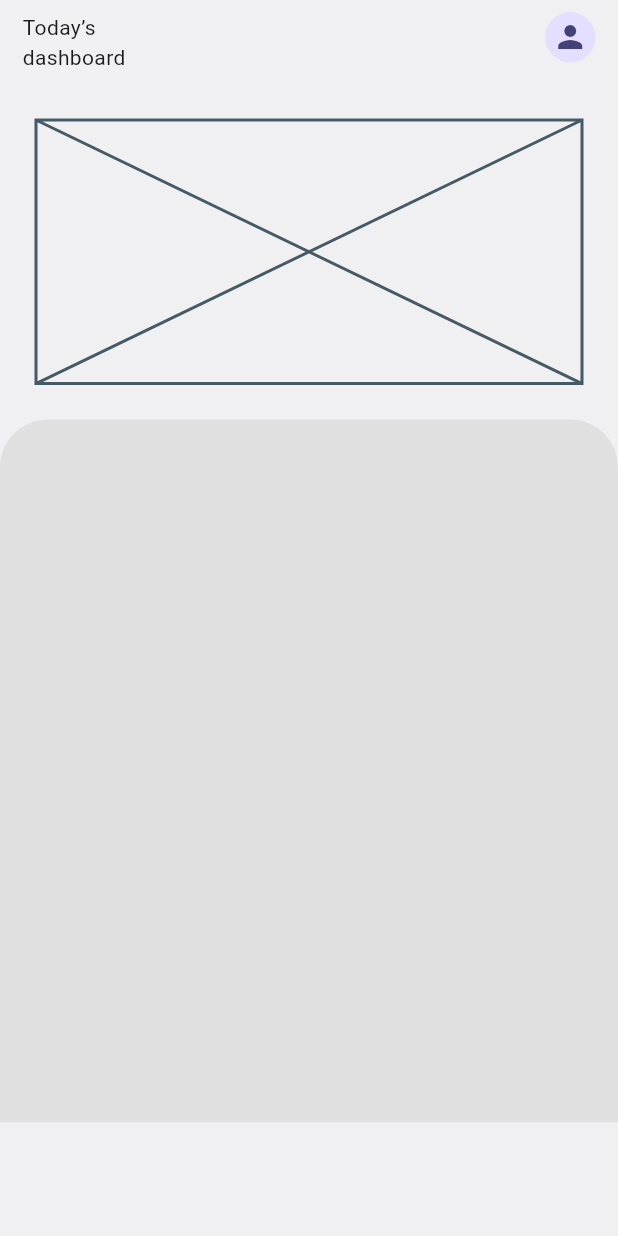
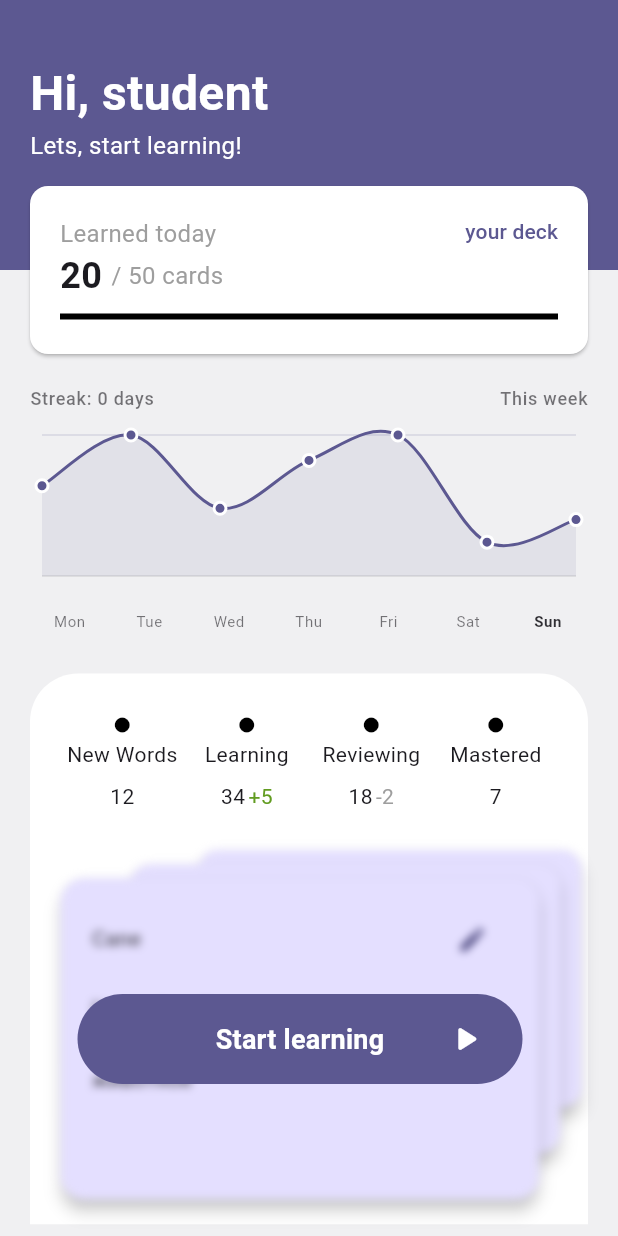
Before and after one commit to Alex-Yu21/flashcards_v2, a Flutter app: the HomeView screen opened directly, on a phone screen of 412 x 824 dp. Run offline on Flutter 3.47's test engine with Material 3 defaults, Android fonts, the phone set to English and light mode, and no system bars; drawn by our look-alikes of flutter_card_swiper; our stand-ins replace firebase_auth, firebase_core; accounts and stored records are empty; generated files the repository leaves out were written again; statements that could not run were skipped.

Commit message:
style/refactoe: home view

```diff
--- a/lib/core/theme/app_colors.dart
+++ b/lib/core/theme/app_colors.dart
@@ -34,6 +34,7 @@ class AppColors {
       surface: isDark ? _bgDark : _bgLight,
       onSurfaceVariant: isDark ? _mutedDark : _mutedLight,
       surfaceContainerLowest: isDark ? _cardDark : _cardLight,
+      surfaceContainerLow: isDark ? _cardDark : _cardLight,
     );
   }
 
--- /dev/null
+++ b/lib/features/learning/presentation/views/home_view.dart
@@ -0,0 +1,217 @@
+import 'package:flashcards_v2/features/learning/domain/entities/flashcarde.dart';
+import 'package:flashcards_v2/features/learning/presentation/widgets/dot_status_widget.dart';
+import 'package:flashcards_v2/features/learning/presentation/widgets/start_learning_deck_widget.dart';
+import 'package:flashcards_v2/features/learning/presentation/widgets/streak_widget.dart';
+import 'package:flutter/material.dart';
+
+// ===== Layout constants =====
+const double kHeaderStackHeight = 250;
+const double kHeaderHeight = 180;
+const double kHeaderPadding = 20;
+const double kHeaderTitleFont = 32;
+const double kHeaderSubtitleFont = 16;
+const double kHeaderTitleBottomGap = 32;
+
+const double kCardTopOffset = 120;
+const double kCardSideMargin = 16;
+const double kCardHeight = 120;
+const double kCardPadding = 20;
+const double kMetricLabelSize = 16;
+const double kMetricValueSize = 24;
+const double kProgressBarHeight = 4;
+
+const double kScreenHorizontalPadding = 20;
+
+const double kLearningSectionHPad = 20;
+const double kLearningSectionVPad = 12;
+const double kLearningSectionRightPad = 12;
+const double kLearningSectionOpacity = 0.20;
+const double kLearningSectionRadius = 32;
+const double kLearningSectionElevation = 0;
+const double kDeckHeightFactor = 0.30;
+const double kDeckWidthFactor = 0.90;
+
+class HomeView extends StatelessWidget {
+  const HomeView({super.key});
+
+  @override
+  Widget build(BuildContext context) {
+    final theme = Theme.of(context);
+    final cs = theme.colorScheme;
+
+    return Scaffold(
+      backgroundColor: cs.surface,
+      body: SafeArea(
+        child: Scaffold(
+          body: Column(
+            children: [
+              SizedBox(
+                height: kHeaderStackHeight,
+                child: Stack(
+                  clipBehavior: Clip.none,
+                  children: [
+                    Container(
+                      width: double.infinity,
+                      height: kHeaderHeight,
+                      decoration: BoxDecoration(color: theme.primaryColor),
+                      child: const Padding(
+                        padding: EdgeInsets.all(kHeaderPadding),
+                        child: Column(
+                          mainAxisAlignment: MainAxisAlignment.center,
+                          crossAxisAlignment: CrossAxisAlignment.start,
+                          children: [
+                            Text(
+                              'Hi, student',
+                              style: TextStyle(
+                                color: Colors.white,
+                                fontSize: kHeaderTitleFont,
+                                fontWeight: FontWeight.bold,
+                              ),
+                            ),
+                            Text(
+                              'Lets, start learning!',
+                              style: TextStyle(
+                                color: Colors.white,
+                                fontSize: kHeaderSubtitleFont,
+                              ),
+                            ),
+                            SizedBox(height: kHeaderTitleBottomGap),
+                          ],
+                        ),
+                      ),
+                    ),
+                    Positioned(
+                      top: kCardTopOffset,
+                      left: kCardSideMargin,
+                      right: kCardSideMargin,
+                      child: SizedBox(
+                        width: double.infinity,
+                        height: kCardHeight,
+                        child: Card(
+                          child: Padding(
+                            padding: const EdgeInsets.all(kCardPadding),
+                            child: Column(
+                              crossAxisAlignment: CrossAxisAlignment.start,
+                              children: [
+                                Row(
+                                  crossAxisAlignment: CrossAxisAlignment.start,
+                                  children: [
+                                    const Text(
+                                      'Learned today',
+                                      style: TextStyle(
+                                        color: Colors.grey,
+                                        fontSize: kMetricLabelSize,
+                                      ),
+                                    ),
+                                    const Spacer(),
+                                    TextButton(
+                                      style: TextButton.styleFrom(
+                                        padding: EdgeInsets.zero,
+                                        minimumSize: Size.zero,
+                                        tapTargetSize:
+                                            MaterialTapTargetSize.shrinkWrap,
+                                      ),
+                                      onPressed: () {},
+                                      child: const Text('your deck'),
+                                    ),
+                                  ],
+                                ),
+                                const Row(
+                                  children: [
+                                    Text(
+                                      '20 ',
+                                      style: TextStyle(
+                                        fontSize: kMetricValueSize,
+                                        fontWeight: FontWeight.bold,
+                                      ),
+                                    ),
+                                    Text(
+                                      '/ 50 cards',
+                                      style: TextStyle(
+                                        color: Colors.grey,
+                                        fontSize: kMetricLabelSize,
+                                      ),
+                                    ),
+                                  ],
+                                ),
+                                const SizedBox(height: 8),
+                                Container(
+                                  width: double.infinity,
+                                  height: kProgressBarHeight,
+                                  decoration: const BoxDecoration(
+                                    color: Colors.black,
+                                  ),
+                                ),
+                              ],
+                            ),
+                          ),
+                        ),
+                      ),
+                    ),
+                  ],
+                ),
+              ),
+              const Padding(
+                padding: EdgeInsets.symmetric(
+                  horizontal: kScreenHorizontalPadding,
+                ),
+                child: StreakWidget(),
+              ),
+              const _LearningSectionMock(),
+            ],
+          ),
+        ),
+      ),
+    );
+  }
+}
+
+Future<void> _openLearningScreen(BuildContext context) async {}
+
+class _LearningSectionMock extends StatelessWidget {
+  const _LearningSectionMock({super.key});
+
+  @override
+  Widget build(BuildContext context) {
+    final size = MediaQuery.sizeOf(context);
+    final w = size.width;
+    final h = size.height;
+
+    return Padding(
+      padding: const EdgeInsets.all(20),
+      child: Card(
+        margin: EdgeInsets.zero,
+        elevation: kLearningSectionElevation,
+        shape: const RoundedRectangleBorder(
+          borderRadius: BorderRadius.vertical(
+            top: Radius.circular(kLearningSectionRadius),
+          ),
+        ),
+        child: Column(
+          crossAxisAlignment: CrossAxisAlignment.stretch,
+          children: [
+            const Padding(
+              padding: EdgeInsets.symmetric(
+                horizontal: kLearningSectionHPad,
+                vertical: kLearningSectionVPad,
+              ),
+              child: DotStatusWidget(),
+            ),
+            Padding(
+              padding: const EdgeInsets.only(right: kLearningSectionRightPad),
+              child: SizedBox(
+                height: h * kDeckHeightFactor,
+                width: w * kDeckWidthFactor,
+                child: StartLearningDeckWidget(
+                  w: w,
+                  onTap: () {},
+                  cards: const <FlashcardEntity>[],
+                ),
+              ),
+            ),
+          ],
+        ),
+      ),
+    );
+  }
+}
--- a/lib/home_view.dart
+++ /dev/null
@@ -1,138 +0,0 @@
-import 'package:flutter/material.dart';
-
-class HomeView extends StatelessWidget {
-  const HomeView({super.key});
-
-  @override
-  Widget build(BuildContext context) {
-    final h = 600.0;
-    final w = 300.0;
-    final cs = Theme.of(context).colorScheme;
-    final pXS = 8.0;
-    final pS = 12.0;
-    final pM = 15.0;
-    final pL = 24.0;
-    const url = '';
-
-    // TODO url
-
-    return Scaffold(
-      backgroundColor: cs.surface,
-      body: SafeArea(
-        child: Column(
-          crossAxisAlignment: CrossAxisAlignment.stretch,
-          children: [
-            Flexible(
-              flex: 18,
-              child: Padding(
-                padding: EdgeInsets.symmetric(horizontal: pM, vertical: pXS),
-                child: _header(context, h, url),
-              ),
-            ),
-            SizedBox(height: pL),
-
-            const Flexible(
-              flex: 24,
-              child: Padding(
-                padding: EdgeInsets.symmetric(horizontal: 24),
-                child: Placeholder(),
-              ),
-            ),
-            SizedBox(height: pL),
-
-            Flexible(
-              flex: 64,
-              child: _bottomSheet(
-                context: context,
-                h: h,
-                w: w,
-                pS: pS,
-                pM: pM,
-                learningTap: () => _openLearningScreen(context),
-              ),
-            ),
-          ],
-        ),
-      ),
-    );
-  }
-
-  Widget _header(BuildContext context, double h, String? url) {
-    return Row(
-      mainAxisAlignment: MainAxisAlignment.spaceBetween,
-      crossAxisAlignment: CrossAxisAlignment.start,
-      children: [
-        Text('Today’s\ndashboard'),
-        CircleAvatar(
-          radius: h * 0.028,
-          backgroundImage: (url != null && url.isNotEmpty)
-              ? NetworkImage(url)
-              : null,
-          child: (url == null || url.isEmpty) ? const Icon(Icons.person) : null,
-        ),
-      ],
-    );
-  }
-
-  Widget _bottomSheet({
-    required BuildContext context,
-    required double h,
-    required double w,
-    required double pS,
-    required double pM,
-    required VoidCallback learningTap,
-  }) {
-    // final state = context.read<FlashcardCubit>().state;
-    // final List<FlashcardEntity> cards = state is FlashcardsLoaded
-    //     ? state.flashcards
-    //     : const <FlashcardEntity>[];
-
-    return Container(
-      decoration: BoxDecoration(
-        color: Colors.grey.withAlpha((0.2 * 255).round()),
-        borderRadius: const BorderRadius.vertical(top: Radius.circular(32)),
-      ),
-      child: Column(
-        crossAxisAlignment: CrossAxisAlignment.stretch,
-        children: [
-          // Padding(
-          //   padding: EdgeInsets.symmetric(horizontal: pS, vertical: pM),
-          //   child: BlocListener<StatisticsCubit, StatisticsState>(
-          //     listenWhen: (prev, curr) => prev != curr,
-          //     listener: (context, state) {
-          //       int val(CardCategory c) => state.currentCounts[c] ?? 0;
-
-          //       context.read<StatusOverviewCubit>().update(
-          //         newWords: val(CardCategory.newWords),
-          //         learning: val(CardCategory.learning),
-          //         reviewing: val(CardCategory.reviewing),
-          //         mastered: val(CardCategory.mastered),
-          //       );
-          //     },
-          //     child: const StatusOverviewWidget(),
-          //   ),
-          // ),
-          Padding(
-            padding: EdgeInsets.only(right: pM),
-            child: SizedBox(
-              height: h * 0.30,
-              width: w * 0.90,
-              // child: StartLearningCardSwiperWidget(
-              //   w: w,
-              //   onTap: learningTap,
-              //   cards: cards,
-              // ),
-            ),
-          ),
-        ],
-      ),
-    );
-  }
-
-  Future<void> _openLearningScreen(BuildContext context) async {
-    // final statsCubit = context.read<StatisticsCubit>();
-
-    // await Navigator.of(context).push(bottomUpRoute(const LearningView()));
-    // statsCubit.refresh();
-  }
-}
```
